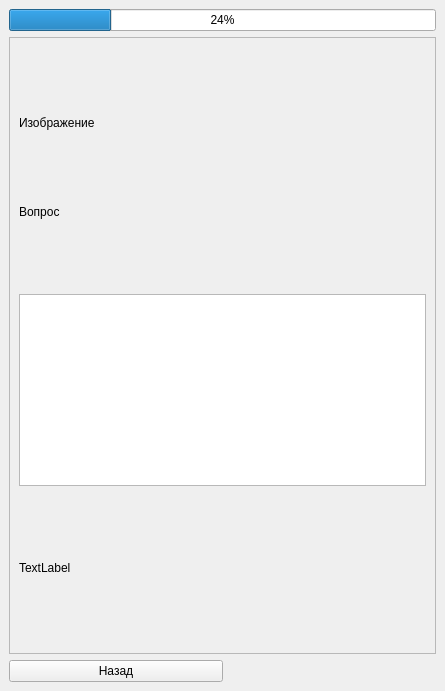
Qt form mainwindow.ui (misha258734/driving_app) before a commit.
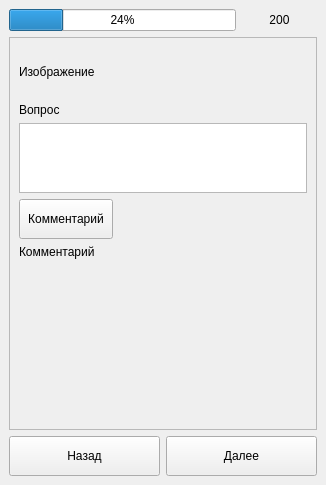
The same form after that commit. The open tabs and pages were chosen to show the change.

Commit message: test interface and timer

```diff
--- a/mainwindow.ui
+++ b/mainwindow.ui
@@ -6,8 +6,8 @@
    <rect>
     <x>0</x>
     <y>0</y>
-    <width>445</width>
-    <height>691</height>
+    <width>326</width>
+    <height>485</height>
    </rect>
   </property>
   <property name="sizePolicy">
@@ -886,11 +886,25 @@
       <widget class="QWidget" name="test_page">
        <layout class="QVBoxLayout" name="verticalLayout_3">
         <item>
-         <widget class="QProgressBar" name="progressBar">
-          <property name="value">
-           <number>24</number>
-          </property>
-         </widget>
+         <layout class="QHBoxLayout" name="horizontalLayout_5" stretch="3,1">
+          <item>
+           <widget class="QProgressBar" name="progressBar">
+            <property name="value">
+             <number>24</number>
+            </property>
+           </widget>
+          </item>
+          <item>
+           <widget class="QLabel" name="timer_label">
+            <property name="text">
+             <string>200</string>
+            </property>
+            <property name="alignment">
+             <set>Qt::AlignmentFlag::AlignCenter</set>
+            </property>
+           </widget>
+          </item>
+         </layout>
         </item>
         <item>
          <widget class="QScrollArea" name="scrollArea_2">
@@ -902,8 +916,8 @@
             <rect>
              <x>0</x>
              <y>0</y>
-             <width>94</width>
-             <height>154</height>
+             <width>306</width>
+             <height>385</height>
             </rect>
            </property>
            <layout class="QVBoxLayout" name="verticalLayout_6">
@@ -915,6 +929,12 @@
                 <verstretch>0</verstretch>
                </sizepolicy>
               </property>
+              <property name="minimumSize">
+               <size>
+                <width>0</width>
+                <height>50</height>
+               </size>
+              </property>
               <property name="text">
                <string>Изображение</string>
               </property>
@@ -923,7 +943,7 @@
             <item>
              <widget class="QLabel" name="label_2">
               <property name="sizePolicy">
-               <sizepolicy hsizetype="Preferred" vsizetype="Maximum">
+               <sizepolicy hsizetype="Minimum" vsizetype="Maximum">
                 <horstretch>0</horstretch>
                 <verstretch>0</verstretch>
                </sizepolicy>
@@ -936,51 +956,119 @@
             <item>
              <widget class="QTableWidget" name="tableWidget">
               <property name="sizePolicy">
-               <sizepolicy hsizetype="Expanding" vsizetype="Maximum">
+               <sizepolicy hsizetype="Expanding" vsizetype="Fixed">
                 <horstretch>0</horstretch>
                 <verstretch>0</verstretch>
                </sizepolicy>
               </property>
+              <property name="sizeAdjustPolicy">
+               <enum>QAbstractScrollArea::SizeAdjustPolicy::AdjustToContents</enum>
+              </property>
+              <property name="editTriggers">
+               <set>QAbstractItemView::EditTrigger::NoEditTriggers</set>
+              </property>
+              <attribute name="verticalHeaderVisible">
+               <bool>false</bool>
+              </attribute>
              </widget>
             </item>
             <item>
-             <widget class="QLabel" name="label_3">
+             <layout class="QHBoxLayout" name="horizontalLayout_4" stretch="1,0,2">
+              <item>
+               <widget class="QPushButton" name="show_comment_button">
+                <property name="minimumSize">
+                 <size>
+                  <width>0</width>
+                  <height>40</height>
+                 </size>
+                </property>
+                <property name="text">
+                 <string>Комментарий</string>
+                </property>
+               </widget>
+              </item>
+              <item>
+               <widget class="QFrame" name="frame_4">
+                <property name="frameShape">
+                 <enum>QFrame::Shape::StyledPanel</enum>
+                </property>
+                <property name="frameShadow">
+                 <enum>QFrame::Shadow::Raised</enum>
+                </property>
+               </widget>
+              </item>
+              <item>
+               <spacer name="horizontalSpacer_2">
+                <property name="orientation">
+                 <enum>Qt::Orientation::Horizontal</enum>
+                </property>
+                <property name="sizeHint" stdset="0">
+                 <size>
+                  <width>40</width>
+                  <height>20</height>
+                 </size>
+                </property>
+               </spacer>
+              </item>
+             </layout>
+            </item>
+            <item>
+             <widget class="QLabel" name="test_comment_label">
               <property name="sizePolicy">
-               <sizepolicy hsizetype="Preferred" vsizetype="Maximum">
+               <sizepolicy hsizetype="Minimum" vsizetype="Maximum">
                 <horstretch>0</horstretch>
                 <verstretch>0</verstretch>
                </sizepolicy>
               </property>
               <property name="text">
-               <string>TextLabel</string>
+               <string>Комментарий</string>
               </property>
              </widget>
             </item>
+            <item>
+             <spacer name="verticalSpacer_8">
+              <property name="orientation">
+               <enum>Qt::Orientation::Vertical</enum>
+              </property>
+              <property name="sizeHint" stdset="0">
+               <size>
+                <width>20</width>
+                <height>40</height>
+               </size>
+              </property>
+             </spacer>
+            </item>
            </layout>
           </widget>
          </widget>
         </item>
         <item>
-         <layout class="QHBoxLayout" name="horizontalLayout_2" stretch="1,1">
+         <layout class="QHBoxLayout" name="horizontalLayout_2" stretch="0,0">
           <item>
            <widget class="QPushButton" name="test_back_button">
+            <property name="minimumSize">
+             <size>
+              <width>0</width>
+              <height>40</height>
+             </size>
+            </property>
             <property name="text">
              <string>Назад</string>
             </property>
            </widget>
           </item>
           <item>
-           <spacer name="horizontalSpacer">
-            <property name="orientation">
-             <enum>Qt::Horizontal</enum>
-            </property>
-            <property name="sizeHint" stdset="0">
+           <widget class="QPushButton" name="goto_next_quest_button">
+            <property name="minimumSize">
              <size>
-              <width>40</width>
-              <height>20</height>
+              <width>0</width>
+              <height>40</height>
              </size>
             </property>
-           </spacer>
+            <property name="text">
+             <string>Далее</string>
+            </property>
+           </widget>
           </item>
          </layout>
         </item>
```
Left out of the diff: 64 changed lines with no effect on the pictures. The commit also changes 6 other files.
